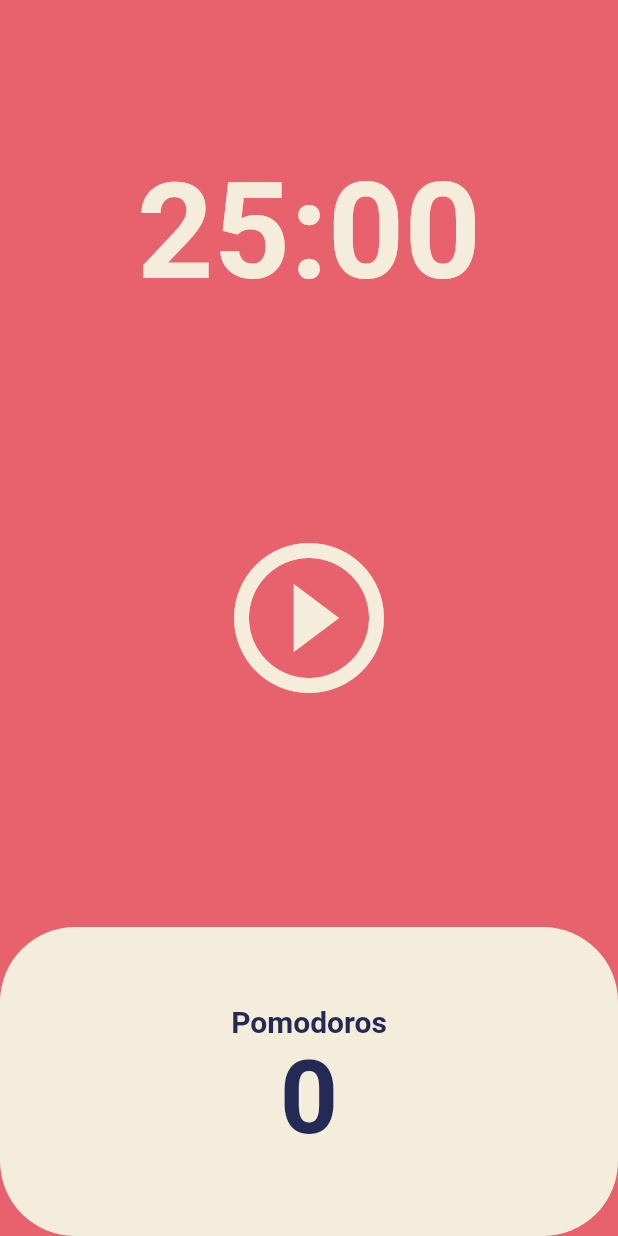
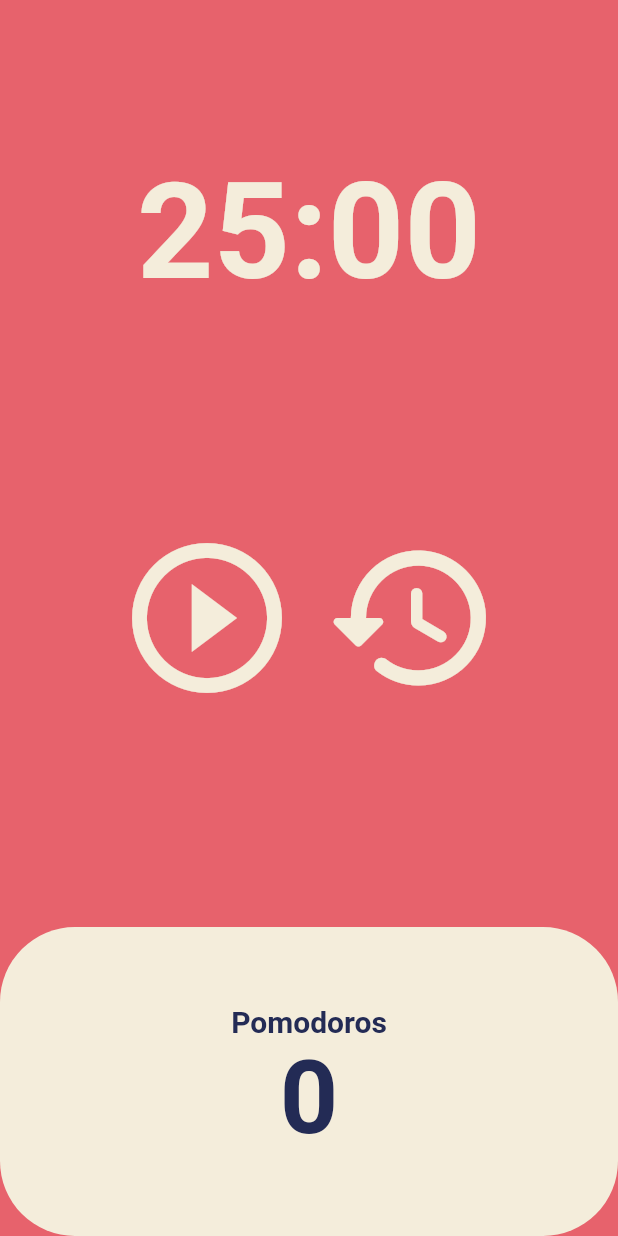
Before and after one commit to eunbyulcheon/Flutter_practice_II, a Flutter app: the screen it shows after launch, on a phone screen of 412 x 824 dp. Run offline on Flutter 3.47's test engine with Material 2 defaults, Android fonts, the phone set to English and light mode, and no system bars.

```diff
--- a/lib/screens/home_screen.dart
+++ b/lib/screens/home_screen.dart
@@ -48,6 +48,14 @@ class _HomeScreenState extends State<HomeScreen> {
     });
   }
 
+  void onResetPressed() {
+    timer.cancel();
+    setState(() {
+      isRunning = false;
+      totalSeconds = twentyFiveMinutes;
+    });
+  }
+
   String format(int seconds) {
     var duration = Duration(seconds: seconds);
     return duration.toString().split('.').first.substring(2, 7);
@@ -68,20 +76,34 @@ class _HomeScreenState extends State<HomeScreen> {
                 style: TextStyle(
                   color: Theme.of(context).cardColor,
                   fontSize: 89,
-                    fontWeight: FontWeight.w600),
+                  fontWeight: FontWeight.w600,
+                ),
               ),
             ),
           ),
           Flexible(
             flex: 2,
             child: Center(
-              child: IconButton(
+              child: Row(
+                mainAxisAlignment: MainAxisAlignment.center,
+                children: [
+                  IconButton(
                     iconSize: 120,
                     color: Theme.of(context).cardColor,
                     onPressed: isRunning ? onPausePressed : onStartPressed,
-                icon: Icon(isRunning
+                    icon: Icon(
+                      isRunning
                           ? Icons.pause_circle_filled_outlined
-                    : Icons.play_circle_outline),
+                          : Icons.play_circle_outline,
+                    ),
+                  ),
+                  IconButton(
+                    iconSize: 120,
+                    color: Theme.of(context).cardColor,
+                    onPressed: onResetPressed,
+                    icon: const Icon(Icons.restore_rounded),
+                  ),
+                ],
               ),
             ),
           ),
```
Lines whose indentation alone changed are shown as unchanged.
